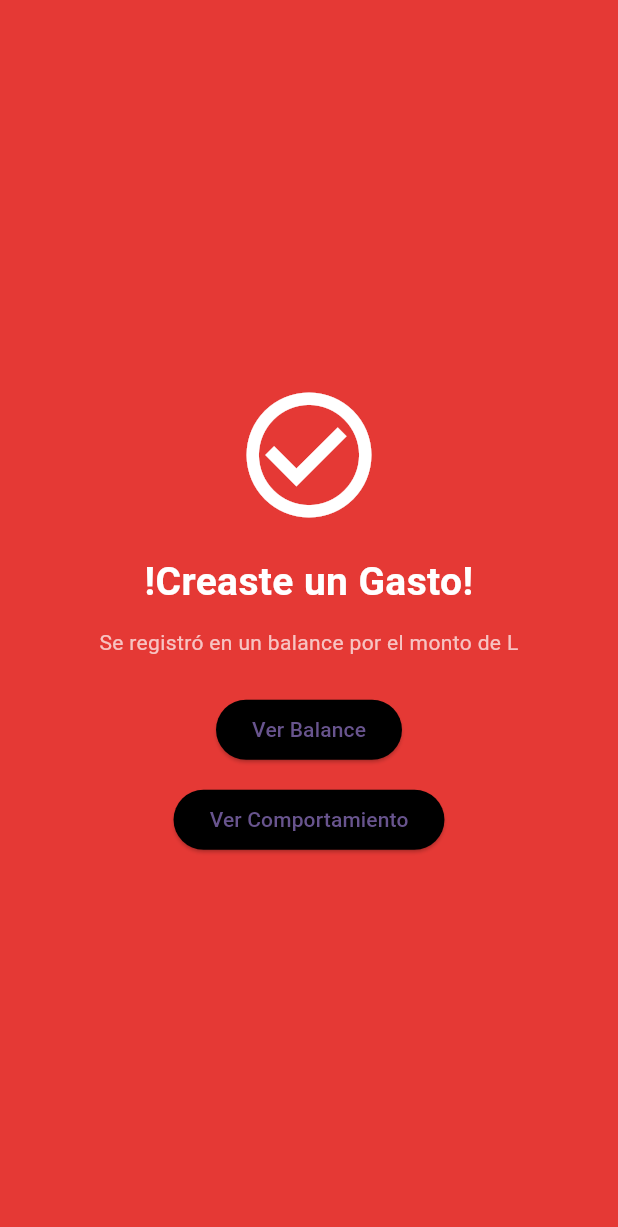
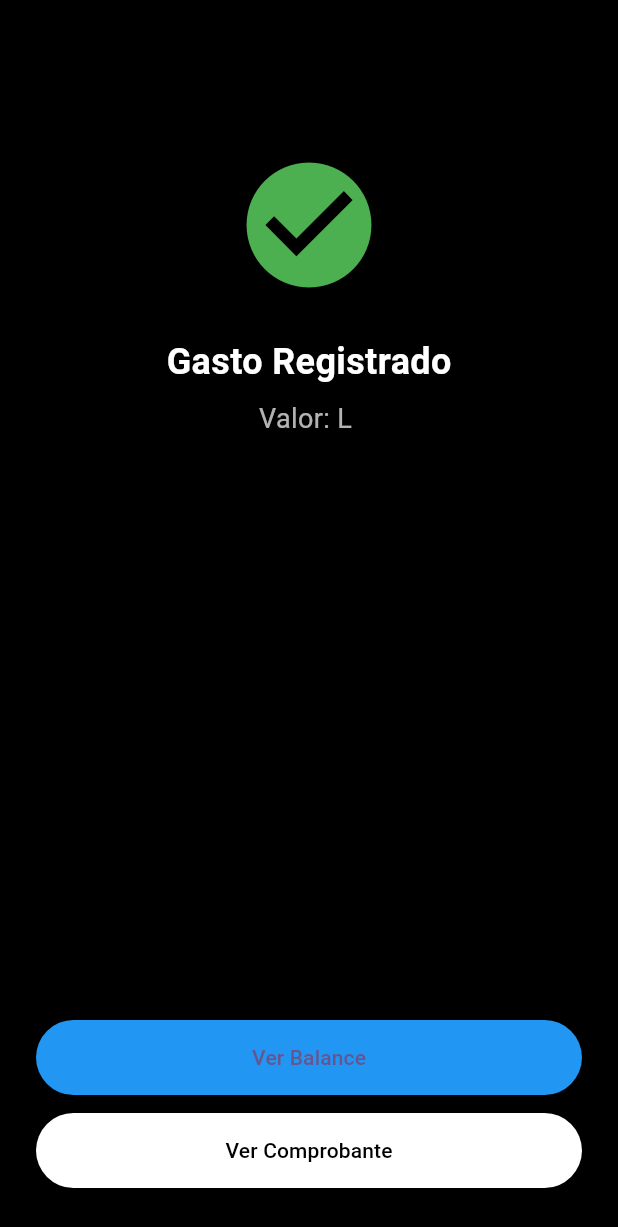
Before and after one commit to esfiallos/proyecto-flutter-app_gestor, a Flutter app: the GastoConfirmado screen opened directly with empty values, on a phone screen of 412 x 824 dp. Shown: the top 1227 px of the screen. Run offline on Flutter 3.47's test engine with Material 3 defaults, Android fonts, the phone set to English and light mode, and no system bars; our stand-ins replace fl_chart, share_plus, shared_preferences, sqflite; accounts and stored records are empty.

```diff
--- a/lib/screens/gastos/nuevo gasto.dart
+++ b/lib/screens/gastos/nuevo gasto.dart
@@ -1,5 +1,6 @@
 import 'package:flutter/material.dart';
 import 'package:miki/models/gasto.dart';
+import 'package:miki/screens/gastos/comprobante_gasto.dart';
 import 'package:miki/service/super_service.dart';
 
 class NuevoGasto extends StatefulWidget {
@@ -52,7 +53,13 @@ class _NuevoGastoState extends State<NuevoGasto> {
       Navigator.pushReplacement(
         context,
         MaterialPageRoute(
-          builder: (_) => GastoConfirmado(valor: valor.toStringAsFixed(2)),
+           builder: (_) => GastoConfirmado(
+          nombre: nombre,
+          concepto: concepto,
+          metodoPago: metodoPago,
+          valor: valor.toStringAsFixed(2),
+          fecha: DateTime.now().toIso8601String().substring(0, 10),
+          ),
         ),
       );
     } catch (e) {
@@ -171,55 +178,85 @@ class _NuevoGastoState extends State<NuevoGasto> {
   }
 }
 
+
 class GastoConfirmado extends StatelessWidget {
+  final String nombre;
+  final String concepto;
+  final String metodoPago;
   final String valor;
-  const GastoConfirmado({super.key, required this.valor});
+  final String fecha;
+
+  const GastoConfirmado({
+    super.key,
+    required this.nombre,
+    required this.concepto,
+    required this.metodoPago,
+    required this.valor,
+    required this.fecha,
+  });
 
   @override
   Widget build(BuildContext context) {
     return Scaffold(
-      backgroundColor: Colors.red[600],
-      body: Center(
-        child: Padding(
-          padding: const EdgeInsets.all(32),
+      backgroundColor: Colors.black,
+      body: SafeArea(
         child: Column(
-            mainAxisAlignment: MainAxisAlignment.center,
           children: [
-              Icon(Icons.check_circle_outline, color: Colors.white, size: 100),
-              SizedBox(height: 16),
+            const SizedBox(height: 100),
+            const Icon(Icons.check_circle, size: 100, color: Colors.green),
+            const SizedBox(height: 24),
+            const Text(
+              "Gasto Registrado",
+              style: TextStyle(color: Colors.white, fontSize: 24, fontWeight: FontWeight.bold),
+            ),
+            const SizedBox(height: 8),
             Text(
-                "!Creaste un Gasto!",
-                style: TextStyle(
-                  color: Colors.white,
-                  fontSize: 26,
-                  fontWeight: FontWeight.bold,
+              "Valor: L $valor",
+              style: const TextStyle(color: Colors.white70, fontSize: 18),
             ),
-                textAlign: TextAlign.center,
-              ),
-              SizedBox(height: 12),
-              Text(
-                "Se registró en un balance por el monto de L $valor",
-                style: TextStyle(color: Colors.white70),
-                textAlign: TextAlign.center,
-              ),
-              SizedBox(height: 24),
+            const Spacer(),
+            Padding(
+              padding: const EdgeInsets.symmetric(horizontal: 24.0),
+              child: Column(
+                children: [
                   ElevatedButton(
                     onPressed: () {
-                  Navigator.pop(context);
+                      Navigator.pushNamed(context, '/balance');
                     },
-                style: ElevatedButton.styleFrom(backgroundColor: Colors.black),
-                child: Text("Ver Balance"),
+                    style: ElevatedButton.styleFrom(
+                      backgroundColor: Colors.blue,
+                      minimumSize: const Size.fromHeight(50),
                     ),
-              SizedBox(height: 12),
+                    child: const Text("Ver Balance"),
+                  ),
+                  const SizedBox(height: 12),
                   ElevatedButton(
                     onPressed: () {
-                  Navigator.pop(context);
+                      Navigator.push(
+                        context,
+                        MaterialPageRoute(
+                          builder: (_) => ComprobanteGasto(
+                            nombre: nombre,
+                            concepto: concepto,
+                            metodoPago: metodoPago,
+                            valor: valor,
+                            fecha: fecha,
+                          ),
+                        ),
+                      );
                     },
-                style: ElevatedButton.styleFrom(backgroundColor: Colors.black),
-                child: Text("Ver Comportamiento"),
+                    style: ElevatedButton.styleFrom(
+                      backgroundColor: Colors.white,
+                      foregroundColor: Colors.black,
+                      minimumSize: const Size.fromHeight(50),
+                    ),
+                    child: const Text("Ver Comprobante"),
                   ),
                 ],
               ),
+            ),
+            const SizedBox(height: 32),
+          ],
         ),
       ),
     );
--- a/pubspec.yaml
+++ b/pubspec.yaml
@@ -16,6 +16,7 @@ dependencies:
   sqflite: ^2.4.2
   shared_preferences: ^2.2.2
   fl_chart: ^0.65.0  # Gráficos para estadísticas
+  share_plus: ^7.2.1
 
 dev_dependencies:
   flutter_test:
```
Also changed, not shown: lib/screens/gastos/comprobante_gasto.dart (added, +77 -0 lines), pubspec.lock, 5 other files. Lines whose indentation alone changed are shown as unchanged.
